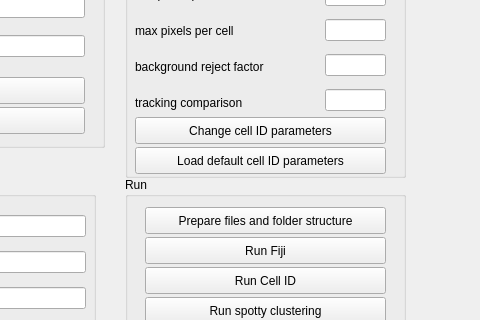
Qt form src/MainWindow.ui (holzwok/Berufspraktikum) before a commit; both pictures show x 355 to 835 and y 143 to 463 of the 835 by 907 pixel window.
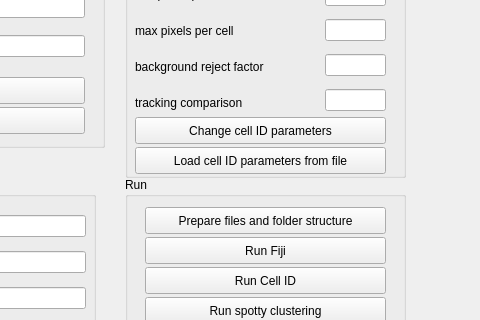
The same form after that commit. Icons and pictures are not drawn.

Commit message: Load cell ID parameters

Patch:
```diff
--- a/src/MainWindow.ui
+++ b/src/MainWindow.ui
@@ -129,7 +129,7 @@
       </rect>
      </property>
      <property name="text">
-      <string>Load default cell ID parameters</string>
+      <string>Load cell ID parameters from file</string>
      </property>
     </widget>
     <widget class="QWidget" name="verticalLayoutWidget">
```
The commit also changes 4 other files.
